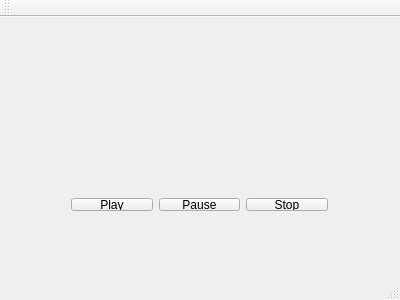
This is mp3_player/forms/mainwindow.ui in adam123600/mp3_player_QT as Qt 5 draws it before an edit. The edited form follows.
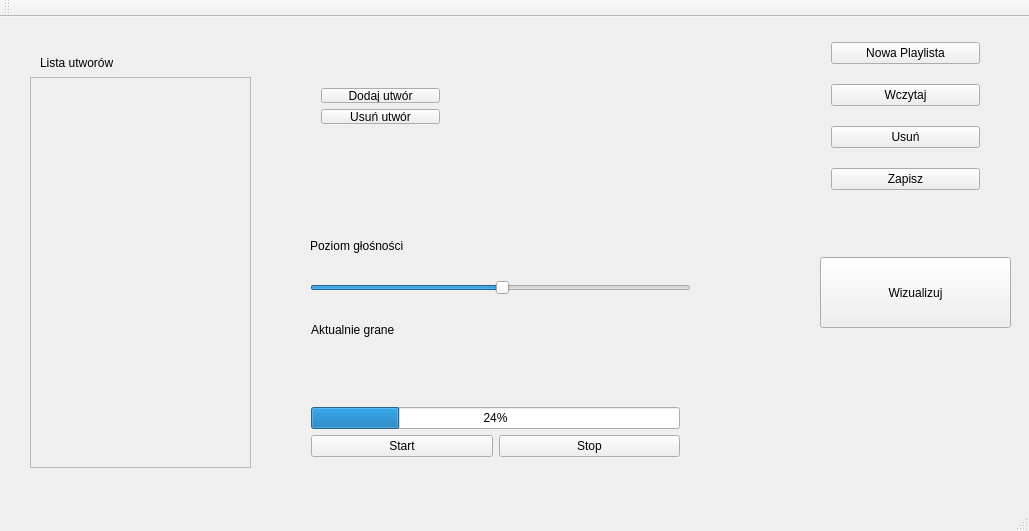
This is the edited form.

The edit to the form file:
```diff
--- a/mp3_player/forms/mainwindow.ui
+++ b/mp3_player/forms/mainwindow.ui
@@ -6,42 +6,204 @@
    <rect>
     <x>0</x>
     <y>0</y>
-    <width>400</width>
-    <height>300</height>
+    <width>1029</width>
+    <height>531</height>
    </rect>
   </property>
   <property name="windowTitle">
    <string>MainWindow</string>
   </property>
   <widget class="QWidget" name="centralWidget">
+   <widget class="QLabel" name="label">
+    <property name="geometry">
+     <rect>
+      <x>40</x>
+      <y>30</y>
+      <width>181</width>
+      <height>31</height>
+     </rect>
+    </property>
+    <property name="text">
+     <string>Lista utworów</string>
+    </property>
+   </widget>
+   <widget class="QScrollArea" name="scrollArea">
+    <property name="geometry">
+     <rect>
+      <x>30</x>
+      <y>60</y>
+      <width>221</width>
+      <height>391</height>
+     </rect>
+    </property>
+    <property name="widgetResizable">
+     <bool>true</bool>
+    </property>
+    <widget class="QWidget" name="scrollAreaWidgetContents">
+     <property name="geometry">
+      <rect>
+       <x>0</x>
+       <y>0</y>
+       <width>219</width>
+       <height>389</height>
+      </rect>
+     </property>
+    </widget>
+   </widget>
+   <widget class="QSlider" name="sliderLevelVolume">
+    <property name="geometry">
+     <rect>
+      <x>310</x>
+      <y>260</y>
+      <width>381</width>
+      <height>21</height>
+     </rect>
+    </property>
+    <property name="value">
+     <number>50</number>
+    </property>
+    <property name="orientation">
+     <enum>Qt::Horizontal</enum>
+    </property>
+   </widget>
+   <widget class="QLabel" name="label_2">
+    <property name="geometry">
+     <rect>
+      <x>310</x>
+      <y>220</y>
+      <width>201</width>
+      <height>17</height>
+     </rect>
+    </property>
+    <property name="text">
+     <string>Poziom głośności</string>
+    </property>
+   </widget>
+   <widget class="QWidget" name="layoutWidget">
+    <property name="geometry">
+     <rect>
+      <x>310</x>
+      <y>60</y>
+      <width>141</width>
+      <height>58</height>
+     </rect>
+    </property>
+    <layout class="QVBoxLayout" name="verticalLayout">
+     <item>
+      <widget class="QPushButton" name="pbAddSong">
+       <property name="text">
+        <string>Dodaj utwór</string>
+       </property>
+      </widget>
+     </item>
+     <item>
+      <widget class="QPushButton" name="pbDeleteSong">
+       <property name="text">
+        <string>Usuń utwór</string>
+       </property>
+      </widget>
+     </item>
+    </layout>
+   </widget>
+   <widget class="QPushButton" name="pbVisualization">
+    <property name="geometry">
+     <rect>
+      <x>820</x>
+      <y>240</y>
+      <width>191</width>
+      <height>71</height>
+     </rect>
+    </property>
+    <property name="text">
+     <string>Wizualizuj</string>
+    </property>
+   </widget>
    <widget class="QWidget" name="">
     <property name="geometry">
      <rect>
-      <x>60</x>
-      <y>170</y>
-      <width>279</width>
-      <height>35</height>
+      <x>300</x>
+      <y>280</y>
+      <width>391</width>
+      <height>171</height>
      </rect>
     </property>
-    <layout class="QHBoxLayout" name="horizontalLayout">
+    <layout class="QVBoxLayout" name="verticalLayout_2">
      <item>
-      <widget class="QPushButton" name="pbPlay">
+      <widget class="QLabel" name="label_4">
        <property name="text">
-        <string>Play</string>
+        <string>Aktualnie grane</string>
        </property>
       </widget>
      </item>
      <item>
-      <widget class="QPushButton" name="pbPause">
+      <widget class="QLabel" name="labelNowPlaySong">
        <property name="text">
-        <string>Pause</string>
+        <string/>
        </property>
       </widget>
      </item>
      <item>
-      <widget class="QPushButton" name="pbStop">
+      <widget class="QProgressBar" name="progressBar">
+       <property name="value">
+        <number>24</number>
+       </property>
+      </widget>
+     </item>
+     <item>
+      <layout class="QHBoxLayout" name="horizontalLayout">
+       <item>
+        <widget class="QPushButton" name="pbPlayMusic">
+         <property name="text">
+          <string>Start</string>
+         </property>
+        </widget>
+       </item>
+       <item>
+        <widget class="QPushButton" name="pbStopMusic">
+         <property name="text">
+          <string>Stop</string>
+         </property>
+        </widget>
+       </item>
+      </layout>
+     </item>
+    </layout>
+   </widget>
+   <widget class="QWidget" name="">
+    <property name="geometry">
+     <rect>
+      <x>820</x>
+      <y>0</y>
+      <width>171</width>
+      <height>201</height>
+     </rect>
+    </property>
+    <layout class="QVBoxLayout" name="verticalLayout_3">
+     <item>
+      <widget class="QPushButton" name="pbNewPlaylist">
        <property name="text">
-        <string>Stop</string>
+        <string>Nowa Playlista</string>
+       </property>
+      </widget>
+     </item>
+     <item>
+      <widget class="QPushButton" name="pbLoadPlaylist">
+       <property name="text">
+        <string>Wczytaj</string>
+       </property>
+      </widget>
+     </item>
+     <item>
+      <widget class="QPushButton" name="pbDeletePlaylist">
+       <property name="text">
+        <string>Usuń</string>
+       </property>
+      </widget>
+     </item>
+     <item>
+      <widget class="QPushButton" name="pbSavePlaylist">
+       <property name="text">
+        <string>Zapisz</string>
        </property>
       </widget>
      </item>
```
Left out of the diff: 4 changed lines with no effect on the pictures.
